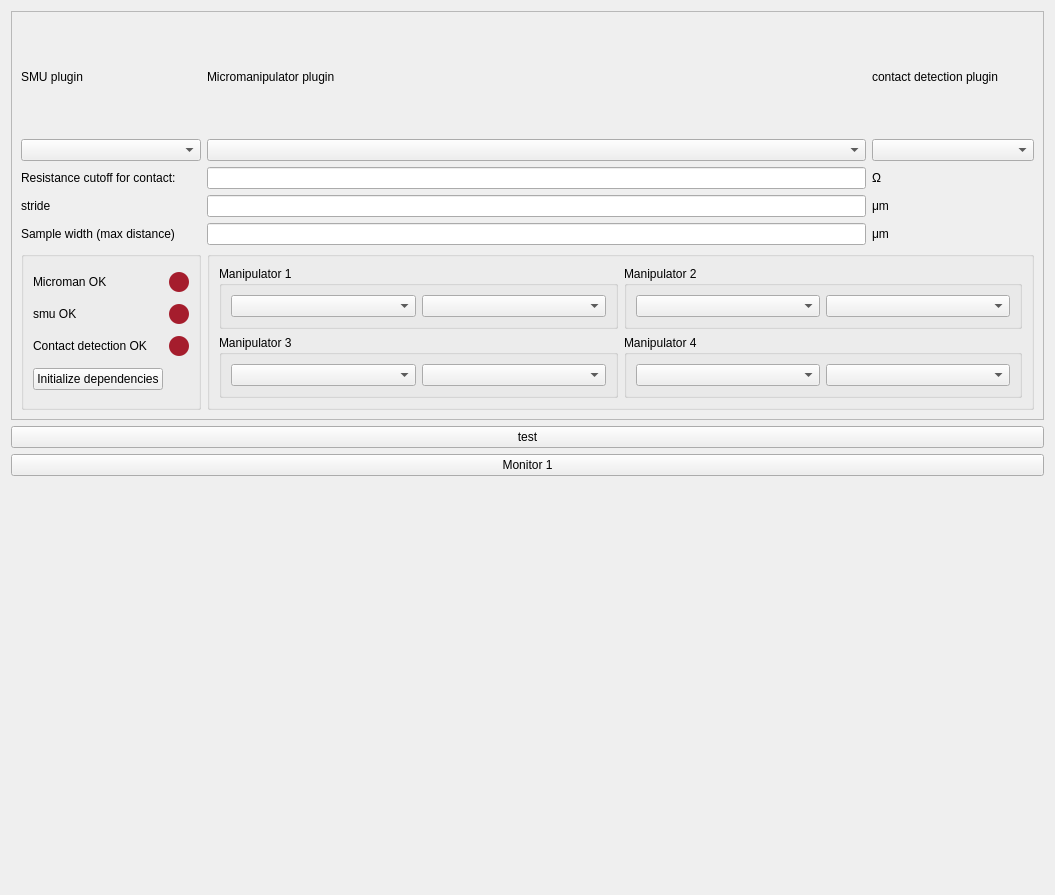
The window that plugins/touchDetect-0.1.0/touchDetect_Settings.ui (pyIVLS/pyIVLS) describes before a commit, drawn with Qt 5.
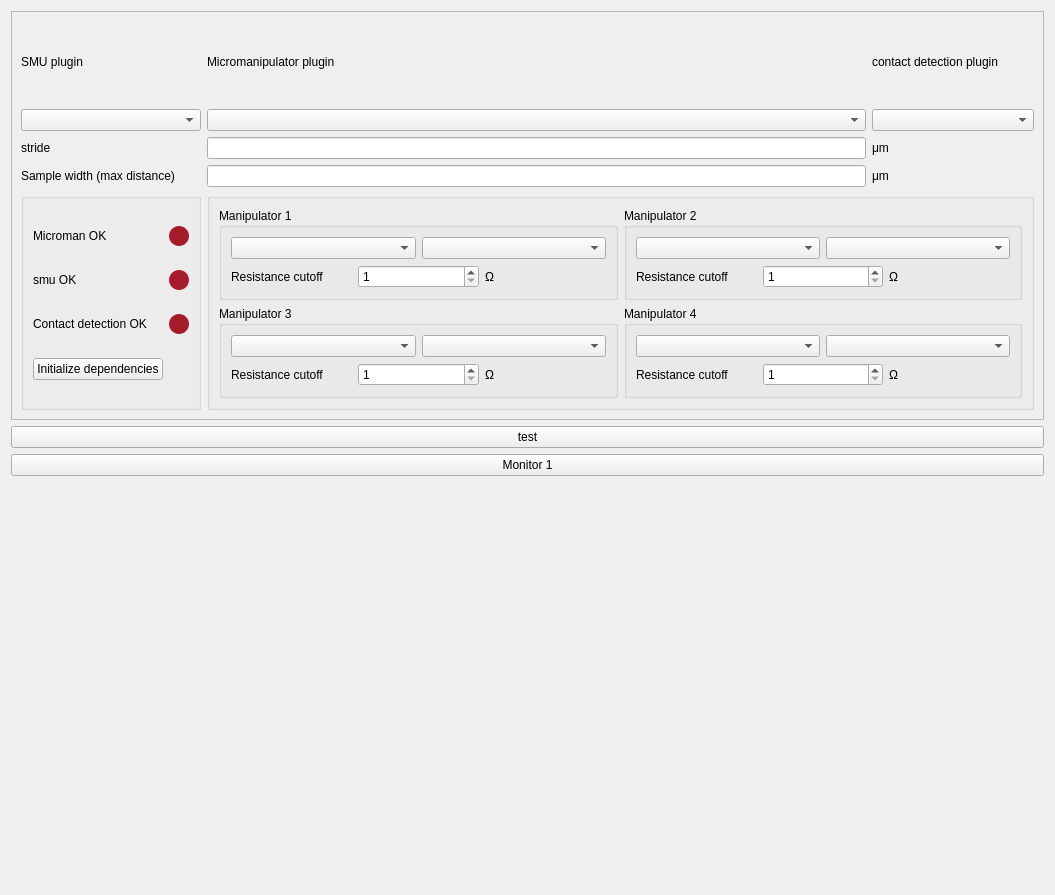
The same window after the commit.

Commit message: manipulator spesific contact resistance values

```diff
--- a/plugins/touchDetect-0.1.0/touchDetect_Settings.ui
+++ b/plugins/touchDetect-0.1.0/touchDetect_Settings.ui
@@ -51,51 +51,161 @@
         <x>0</x>
         <y>0</y>
         <width>1035</width>
-        <height>430</height>
+        <height>404</height>
        </rect>
       </property>
       <layout class="QGridLayout" name="gridLayout_3">
-       <item row="4" column="0">
-        <widget class="QLabel" name="label_6">
+       <item row="2" column="0">
+        <widget class="QComboBox" name="smuBox">
+         <property name="placeholderText">
+          <string>no SMU plugins found</string>
+         </property>
+        </widget>
+       </item>
+       <item row="4" column="2">
+        <widget class="QLabel" name="label_9">
          <property name="text">
-          <string>stride</string>
+          <string>μm</string>
          </property>
         </widget>
        </item>
-       <item row="4" column="1">
+       <item row="7" column="0">
+        <widget class="QGroupBox" name="groupBox">
+         <property name="title">
+          <string/>
+         </property>
+         <layout class="QGridLayout" name="gridLayout_2">
+          <item row="3" column="1">
+           <widget class="QLabel" name="conIndicator">
+            <property name="maximumSize">
+             <size>
+              <width>20</width>
+              <height>20</height>
+             </size>
+            </property>
+            <property name="styleSheet">
+             <string notr="true">border-radius: 10px;
+background-color:rgb(165, 29, 45);
+min-height: 20px;
+min-width: 20px;</string>
+            </property>
+            <property name="text">
+             <string/>
+            </property>
+           </widget>
+          </item>
+          <item row="1" column="0">
+           <widget class="QLabel" name="mmStatus">
+            <property name="text">
+             <string>smu OK</string>
+            </property>
+           </widget>
+          </item>
+          <item row="0" column="1">
+           <widget class="QLabel" name="mmIndicator">
+            <property name="maximumSize">
+             <size>
+              <width>20</width>
+              <height>20</height>
+             </size>
+            </property>
+            <property name="styleSheet">
+             <string notr="true">border-radius: 10px;
+background-color:rgb(165, 29, 45);
+min-height: 20px;
+min-width: 20px;</string>
+            </property>
+            <property name="text">
+             <string/>
+            </property>
+           </widget>
+          </item>
+          <item row="0" column="0">
+           <widget class="QLabel" name="sampleStatus">
+            <property name="text">
+             <string>Microman OK</string>
+            </property>
+           </widget>
+          </item>
+          <item row="1" column="1">
+           <widget class="QLabel" name="smuIndicator">
+            <property name="maximumSize">
+             <size>
+              <width>20</width>
+              <height>20</height>
+             </size>
+            </property>
+            <property name="styleSheet">
+             <string notr="true">border-radius: 10px;
+background-color:rgb(165, 29, 45);
+min-height: 20px;
+min-width: 20px;</string>
+            </property>
+            <property name="text">
+             <string/>
+            </property>
+           </widget>
+          </item>
+          <item row="3" column="0">
+           <widget class="QLabel" name="pointsStatus">
+            <property name="text">
+             <string>Contact detection OK</string>
+            </property>
+           </widget>
+          </item>
+          <item row="4" column="0">
+           <widget class="QPushButton" name="initButton">
+            <property name="text">
+             <string>Initialize dependencies</string>
+            </property>
+           </widget>
+          </item>
+         </layout>
+        </widget>
+       </item>
+       <item row="0" column="0">
+        <widget class="QLabel" name="label">
+         <property name="text">
+          <string>SMU plugin</string>
+         </property>
+        </widget>
+       </item>
+       <item row="3" column="1">
         <widget class="QLineEdit" name="stride"/>
        </item>
-       <item row="8" column="1" colspan="2">
+       <item row="0" column="2">
+        <widget class="QLabel" name="label_3">
+         <property name="text">
+          <string>contact detection plugin</string>
+         </property>
+        </widget>
+       </item>
+       <item row="3" column="2">
+        <widget class="QLabel" name="label_7">
+         <property name="text">
+          <string>μm</string>
+         </property>
+        </widget>
+       </item>
+       <item row="2" column="2">
+        <widget class="QComboBox" name="condetBox">
+         <property name="placeholderText">
+          <string>No condet plugins found</string>
+         </property>
+        </widget>
+       </item>
+       <item row="7" column="1" colspan="2">
         <widget class="QGroupBox" name="groupBox_2">
          <property name="title">
           <string/>
          </property>
          <layout class="QGridLayout" name="gridLayout_4">
           <item row="0" column="1">
-           <widget class="QGroupBox" name="manipulator2">
-            <property name="title">
-             <string>Manipulator 2</string>
-            </property>
-            <layout class="QHBoxLayout" name="horizontalLayout_8">
-             <item>
-              <layout class="QHBoxLayout" name="horizontalLayout_3">
-               <item>
-                <widget class="QComboBox" name="mansmu_2"/>
-               </item>
-               <item>
-                <widget class="QComboBox" name="mancon_2"/>
-               </item>
-              </layout>
-             </item>
-            </layout>
-           </widget>
-          </item>
-          <item row="0" column="0">
            <widget class="QGroupBox" name="manipulator1">
             <property name="title">
              <string>Manipulator 1</string>
             </property>
-            <layout class="QHBoxLayout" name="horizontalLayout_7">
+            <layout class="QVBoxLayout" name="verticalLayout">
              <item>
               <layout class="QHBoxLayout" name="horizontalLayout_2">
                <item>
@@ -106,17 +216,92 @@
                </item>
               </layout>
              </item>
+             <item>
+              <layout class="QHBoxLayout" name="horizontalLayout_7">
+               <item>
+                <widget class="QLabel" name="label_10">
+                 <property name="text">
+                  <string>Resistance cutoff</string>
+                 </property>
+                </widget>
+               </item>
+               <item>
+                <widget class="QSpinBox" name="manres_1">
+                 <property name="minimum">
+                  <number>1</number>
+                 </property>
+                 <property name="maximum">
+                  <number>20</number>
+                 </property>
+                </widget>
+               </item>
+               <item>
+                <widget class="QLabel" name="label_11">
+                 <property name="text">
+                  <string>Ω</string>
+                 </property>
+                </widget>
+               </item>
+              </layout>
+             </item>
             </layout>
            </widget>
           </item>
-          <item row="1" column="1">
+          <item row="0" column="2">
+           <widget class="QGroupBox" name="manipulator2">
+            <property name="title">
+             <string>Manipulator 2</string>
+            </property>
+            <layout class="QVBoxLayout" name="verticalLayout_2">
+             <item>
+              <layout class="QHBoxLayout" name="horizontalLayout_3">
+               <item>
+                <widget class="QComboBox" name="mansmu_2"/>
+               </item>
+               <item>
+                <widget class="QComboBox" name="mancon_2"/>
+               </item>
+              </layout>
+             </item>
+             <item>
+              <layout class="QHBoxLayout" name="horizontalLayout_8">
+               <item>
+                <widget class="QLabel" name="label_12">
+                 <property name="text">
+                  <string>Resistance cutoff</string>
+                 </property>
+                </widget>
+               </item>
+               <item>
+                <widget class="QSpinBox" name="manres_2">
+                 <property name="minimum">
+                  <number>1</number>
+                 </property>
+                 <property name="maximum">
+                  <number>20</number>
+                 </property>
+                </widget>
+               </item>
+               <item>
+                <widget class="QLabel" name="label_13">
+                 <property name="text">
+                  <string>Ω</string>
+                 </property>
+                </widget>
+               </item>
+              </layout>
+             </item>
+            </layout>
+           </widget>
+          </item>
+          <item row="1" column="2">
            <widget class="QGroupBox" name="manipulator4">
             <property name="title">
              <string>Manipulator 4</string>
             </property>
-            <layout class="QHBoxLayout" name="horizontalLayout_5">
+            <layout class="QVBoxLayout" name="verticalLayout_4">
              <item>
-              <layout class="QHBoxLayout" name="horizontalLayout_4">
+              <layout class="QHBoxLayout" name="horizontalLayout_5">
                <item>
                 <widget class="QComboBox" name="mansmu_4"/>
                </item>
@@ -125,17 +310,45 @@
                </item>
               </layout>
              </item>
+             <item>
+              <layout class="QHBoxLayout" name="horizontalLayout_10">
+               <item>
+                <widget class="QLabel" name="label_16">
+                 <property name="text">
+                  <string>Resistance cutoff</string>
+                 </property>
+                </widget>
+               </item>
+               <item>
+                <widget class="QSpinBox" name="manres_4">
+                 <property name="minimum">
+                  <number>1</number>
+                 </property>
+                 <property name="maximum">
+                  <number>20</number>
+                 </property>
+                </widget>
+               </item>
+               <item>
+                <widget class="QLabel" name="label_17">
+                 <property name="text">
+                  <string>Ω</string>
+                 </property>
+                </widget>
+               </item>
+              </layout>
+             </item>
             </layout>
            </widget>
           </item>
-          <item row="1" column="0">
+          <item row="1" column="1">
            <widget class="QGroupBox" name="manipulator3">
             <property name="title">
              <string>Manipulator 3</string>
             </property>
-            <layout class="QHBoxLayout" name="horizontalLayout_6">
+            <layout class="QVBoxLayout" name="verticalLayout_3">
              <item>
-              <layout class="QHBoxLayout" name="horizontalLayout">
+              <layout class="QHBoxLayout" name="horizontalLayout_4">
                <item>
                 <widget class="QComboBox" name="mansmu_3"/>
                </item>
@@ -144,54 +357,40 @@
                </item>
               </layout>
              </item>
+             <item>
+              <layout class="QHBoxLayout" name="horizontalLayout_9">
+               <item>
+                <widget class="QLabel" name="label_14">
+                 <property name="text">
+                  <string>Resistance cutoff</string>
+                 </property>
+                </widget>
+               </item>
+               <item>
+                <widget class="QSpinBox" name="manres_3">
+                 <property name="minimum">
+                  <number>1</number>
+                 </property>
+                 <property name="maximum">
+                  <number>20</number>
+                 </property>
+                </widget>
+               </item>
+               <item>
+                <widget class="QLabel" name="label_15">
+                 <property name="text">
+                  <string>Ω</string>
+                 </property>
+                </widget>
+               </item>
+              </layout>
+             </item>
             </layout>
            </widget>
           </item>
          </layout>
         </widget>
        </item>
-       <item row="3" column="2">
-        <widget class="QLabel" name="label_5">
-         <property name="text">
-          <string>Ω</string>
-         </property>
-        </widget>
-       </item>
-       <item row="3" column="1">
-        <widget class="QLineEdit" name="reshold">
-         <property name="text">
-          <string/>
-         </property>
-        </widget>
-       </item>
-       <item row="2" column="2">
-        <widget class="QComboBox" name="condetBox">
-         <property name="placeholderText">
-          <string>No condet plugins found</string>
-         </property>
-        </widget>
-       </item>
-       <item row="4" column="2">
-        <widget class="QLabel" name="label_7">
-         <property name="text">
-          <string>μm</string>
-         </property>
-        </widget>
-       </item>
-       <item row="2" column="0">
-        <widget class="QComboBox" name="smuBox">
-         <property name="placeholderText">
-          <string>no SMU plugins found</string>
-         </property>
-        </widget>
-       </item>
-       <item row="3" column="0">
-        <widget class="QLabel" name="label_4">
-         <property name="text">
-          <string>Resistance cutoff for contact:</string>
-         </property>
-        </widget>
-       </item>
        <item row="0" column="1">
         <widget class="QLabel" name="label_2">
          <property name="text">
@@ -199,138 +398,30 @@
          </property>
         </widget>
        </item>
-       <item row="0" column="2">
-        <widget class="QLabel" name="label_3">
+       <item row="3" column="0">
+        <widget class="QLabel" name="label_6">
          <property name="text">
-          <string>contact detection plugin</string>
+          <string>stride</string>
          </property>
         </widget>
        </item>
-       <item row="0" column="0">
-        <widget class="QLabel" name="label">
-         <property name="text">
-          <string>SMU plugin</string>
-         </property>
-        </widget>
-       </item>
-       <item row="2" column="1">
-        <widget class="QComboBox" name="micromanipulatorBox">
-         <property name="placeholderText">
-          <string>no Micromanipulators found</string>
-         </property>
-        </widget>
-       </item>
-       <item row="5" column="0">
+       <item row="4" column="0">
         <widget class="QLabel" name="label_8">
          <property name="text">
           <string>Sample width (max distance)</string>
          </property>
         </widget>
        </item>
-       <item row="5" column="1">
+       <item row="4" column="1">
         <widget class="QLineEdit" name="sampleWidth"/>
        </item>
-       <item row="5" column="2">
-        <widget class="QLabel" name="label_9">
-         <property name="text">
-          <string>μm</string>
+       <item row="2" column="1">
+        <widget class="QComboBox" name="micromanipulatorBox">
+         <property name="placeholderText">
+          <string>no Micromanipulators found</string>
          </property>
         </widget>
        </item>
-       <item row="8" column="0">
-        <widget class="QGroupBox" name="groupBox">
-         <property name="title">
-          <string/>
-         </property>
-         <layout class="QGridLayout" name="gridLayout_2">
-          <item row="3" column="1">
-           <widget class="QLabel" name="conIndicator">
-            <property name="maximumSize">
-             <size>
-              <width>20</width>
-              <height>20</height>
-             </size>
-            </property>
-            <property name="styleSheet">
-             <string notr="true">border-radius: 10px;
-background-color:rgb(165, 29, 45);
-min-height: 20px;
-min-width: 20px;</string>
-            </property>
-            <property name="text">
-             <string/>
-            </property>
-           </widget>
-          </item>
-          <item row="1" column="0">
-           <widget class="QLabel" name="mmStatus">
-            <property name="text">
-             <string>smu OK</string>
-            </property>
-           </widget>
-          </item>
-          <item row="0" column="1">
-           <widget class="QLabel" name="mmIndicator">
-            <property name="maximumSize">
-             <size>
-              <width>20</width>
-              <height>20</height>
-             </size>
-            </property>
-            <property name="styleSheet">
-             <string notr="true">border-radius: 10px;
-background-color:rgb(165, 29, 45);
-min-height: 20px;
-min-width: 20px;</string>
-            </property>
-            <property name="text">
-             <string/>
-            </property>
-           </widget>
-          </item>
-          <item row="0" column="0">
-           <widget class="QLabel" name="sampleStatus">
-            <property name="text">
-             <string>Microman OK</string>
-            </property>
-           </widget>
-          </item>
-          <item row="1" column="1">
-           <widget class="QLabel" name="smuIndicator">
-            <property name="maximumSize">
-             <size>
-              <width>20</width>
-              <height>20</height>
-             </size>
-            </property>
-            <property name="styleSheet">
-             <string notr="true">border-radius: 10px;
-background-color:rgb(165, 29, 45);
-min-height: 20px;
-min-width: 20px;</string>
-            </property>
-            <property name="text">
-             <string/>
-            </property>
-           </widget>
-          </item>
-          <item row="3" column="0">
-           <widget class="QLabel" name="pointsStatus">
-            <property name="text">
-             <string>Contact detection OK</string>
-            </property>
-           </widget>
-          </item>
-          <item row="4" column="0">
-           <widget class="QPushButton" name="initButton">
-            <property name="text">
-             <string>Initialize dependencies</string>
-            </property>
-           </widget>
-          </item>
-         </layout>
-        </widget>
-       </item>
       </layout>
      </widget>
     </widget>
```
Left out of the diff: 2 changed lines with no effect on the pictures. The commit also changes 3 other files.
